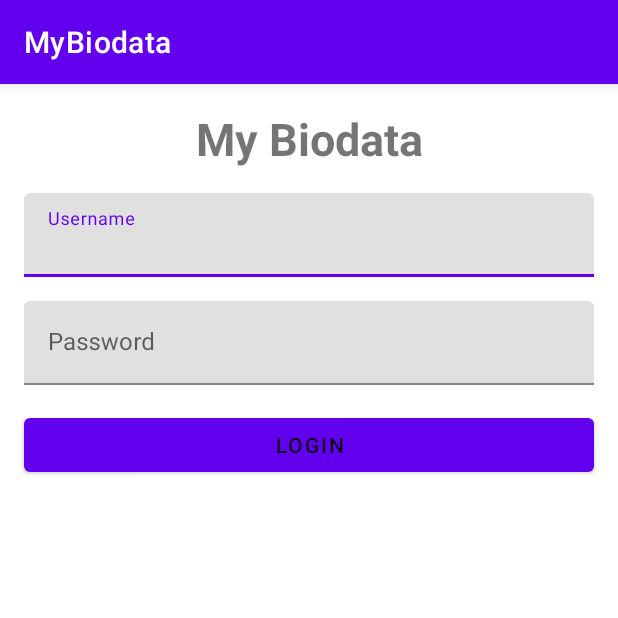
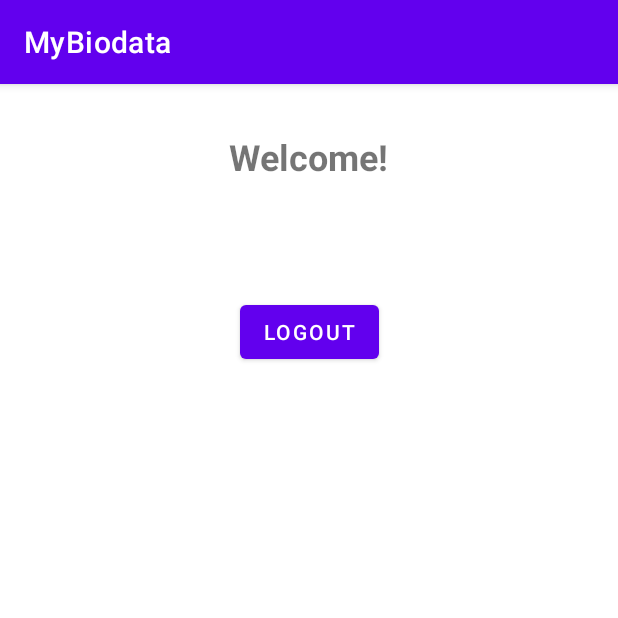
Before and after one commit to PutraGandaD/MyBiodata, an Android app: the screen it shows after launch (MainActivity), on a phone screen of 412 x 824 dp, the top half of it. Run offline under Robolectric (Android 15) with nearby library versions, the phone set to English and light mode, and no system bars.

Commit message:
Re-worked MainActivity and added LoginActivity
Added LoginActivity as login screen for this app and reworked MainActivity to displayed user's profile info.

- Changed MainActivity as LoginActivity
- Re-worked MainActivity to display User's info and also a logout button

```diff
--- a/app/src/main/AndroidManifest.xml
+++ b/app/src/main/AndroidManifest.xml
@@ -12,6 +12,9 @@
         android:theme="@style/Theme.MyBiodata"
         tools:targetApi="31">
         <activity
+            android:name=".LoginActivity"
+            android:exported="false" />
+        <activity
             android:name=".MainActivity"
             android:exported="true">
             <intent-filter>
--- a/app/src/main/res/layout/activity_main.xml
+++ b/app/src/main/res/layout/activity_main.xml
@@ -7,66 +7,35 @@
     tools:context=".MainActivity">
 
     <TextView
-        android:id="@+id/tv_app_name"
+        android:id="@+id/tv_welcome"
         android:layout_width="wrap_content"
         android:layout_height="wrap_content"
-        android:text="My Biodata"
-        android:textSize="30sp"
+        android:text="Welcome!"
+        android:textSize="24sp"
         android:textStyle="bold"
-        android:layout_marginTop="16dp"
+        android:layout_marginTop="32dp"
         app:layout_constraintTop_toTopOf="parent"
         app:layout_constraintStart_toStartOf="parent"
         app:layout_constraintEnd_toEndOf="parent"/>
 
-    <com.google.android.material.textfield.TextInputLayout
-        android:id="@+id/til_username"
-        android:layout_width="match_parent"
+    <TextView
+        android:id="@+id/tv_username"
+        android:layout_width="wrap_content"
         android:layout_height="wrap_content"
+        tools:text="XXXXXXXXXXXXX"
+        android:textSize="21sp"
         android:layout_marginTop="16dp"
-        android:layout_marginHorizontal="16dp"
-        android:hint="Username"
-        app:layout_constraintTop_toBottomOf="@id/tv_app_name"
+        app:layout_constraintTop_toBottomOf="@id/tv_welcome"
         app:layout_constraintStart_toStartOf="parent"
-        app:layout_constraintEnd_toEndOf="parent">
-
-        <EditText
-            android:id="@+id/et_username"
-            android:layout_width="match_parent"
-            android:layout_height="wrap_content"
-            android:inputType="textPersonName"
-            android:imeOptions="actionNext"/>
-
-    </com.google.android.material.textfield.TextInputLayout>
-
-    <com.google.android.material.textfield.TextInputLayout
-        android:id="@+id/til_password"
-        android:layout_width="match_parent"
-        android:layout_height="wrap_content"
-        android:layout_marginTop="16dp"
-        android:layout_marginHorizontal="16dp"
-        android:hint="Password"
-        app:layout_constraintTop_toBottomOf="@id/til_username"
-        app:layout_constraintStart_toStartOf="parent"
-        app:layout_constraintEnd_toEndOf="parent">
-
-        <EditText
-            android:id="@+id/et_password"
-            android:layout_width="match_parent"
-            android:layout_height="wrap_content"
-            android:inputType="textPassword"
-            android:imeOptions="actionDone"/>
-
-    </com.google.android.material.textfield.TextInputLayout>
+        app:layout_constraintEnd_toEndOf="parent"/>
 
     <Button
-        android:id="@+id/btn_login"
-        style="@style/TextAppearance.MaterialComponents.Button"
-        android:layout_width="0dp"
+        android:layout_width="wrap_content"
         android:layout_height="wrap_content"
-        android:text="Login"
-        android:layout_marginTop="16dp"
-        android:layout_marginHorizontal="16dp"
-        app:layout_constraintTop_toBottomOf="@id/til_password"
+        android:id="@+id/btn_logout"
+        android:text="Logout"
+        android:layout_marginTop="32dp"
+        app:layout_constraintTop_toBottomOf="@id/tv_username"
         app:layout_constraintStart_toStartOf="parent"
         app:layout_constraintEnd_toEndOf="parent"/>
 
```
Also changed, not shown: app/src/main/java/com/if4b/mybiodata/LoginActivity.java (added, +14 -0 lines), app/src/main/res/layout/activity_login.xml (added, +73 -0 lines).
